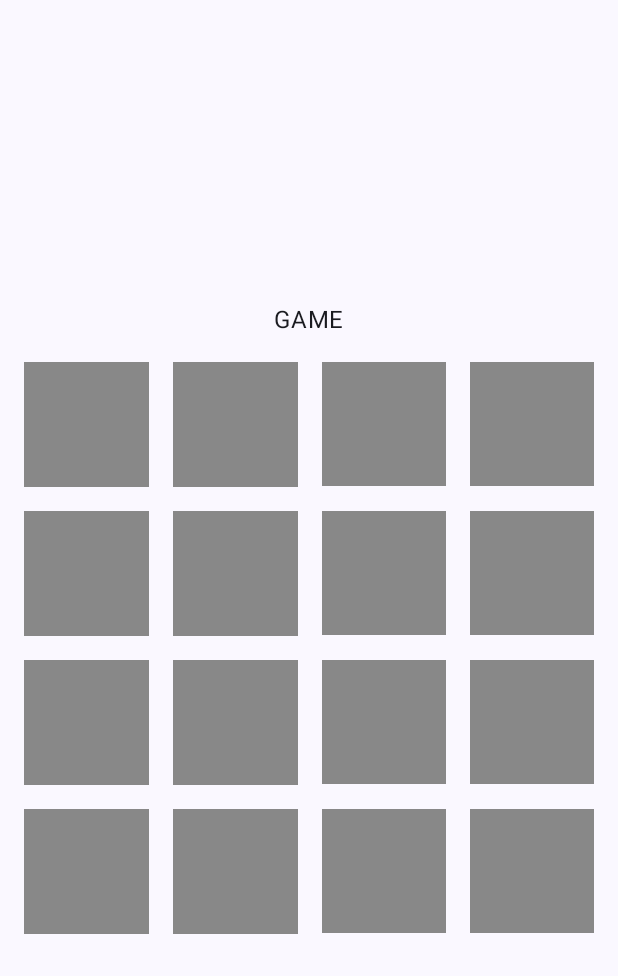
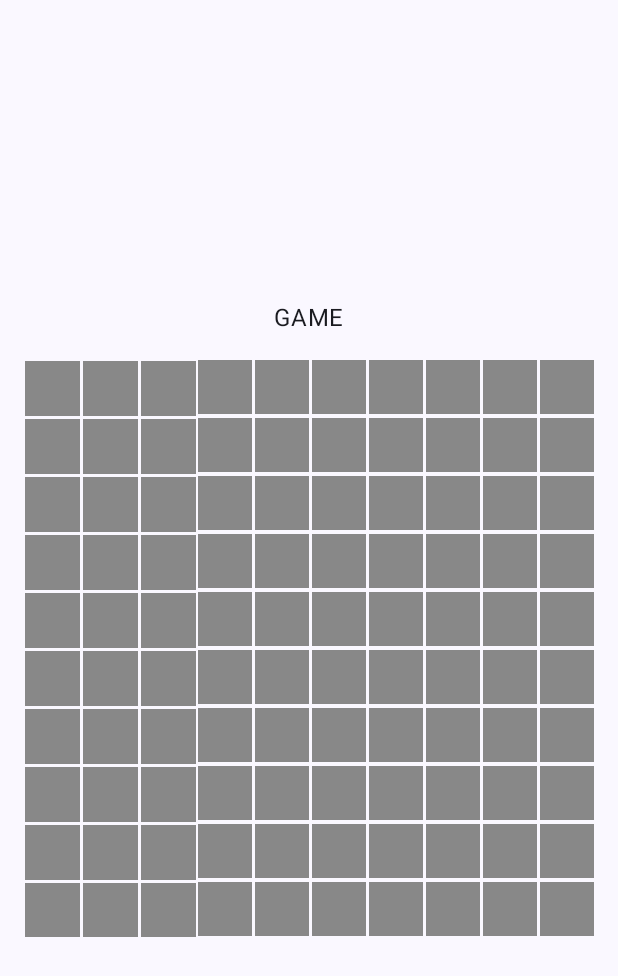
Before and after one commit to Nasirjamaelmi/Android-devolopment, an Android app built with Jetpack Compose: the GameScreen screen opened through its navigation route, on a phone screen of 412 x 824 dp. Shown: the top 976 px of the screen. Run offline under Robolectric (Android 15) with nearby library versions, the phone set to English and light mode, and no system bars.

```diff
--- a/app/build.gradle.kts
+++ b/app/build.gradle.kts
@@ -59,7 +59,7 @@ dependencies {
     implementation("androidx.compose.ui:ui")
     implementation("androidx.compose.ui:ui-graphics")
     implementation("androidx.compose.ui:ui-tooling-preview")
-    implementation("androidx.compose.material3:material3:1.1.2")
+    implementation("androidx.compose.material3:material3")
     implementation("androidx.navigation:navigation-compose:2.7.5")
     implementation("io.github.jan-tennert.supabase:realtime-kt:1.4.0")
     implementation("io.ktor:ktor-client-okhttp:2.3.5")
--- a/app/src/main/java/se/ju/jana22oj/project_eclipse/HomeScreen.kt
+++ b/app/src/main/java/se/ju/jana22oj/project_eclipse/HomeScreen.kt
@@ -57,7 +57,7 @@ fun HomeScreen(modifier: Modifier = Modifier, navController: NavController = rem
                 .padding(vertical = 24.dp)
                 .height(50.dp)
                 .fillMaxWidth(fraction = 0.8f),
-                onClick = { navController.navigate(route = Screen.Lobby.route) },
+                onClick = { navController.navigate(route = Screen.Game.route) },
                 colors = ButtonDefaults.buttonColors(Color.Black)
 
 
--- a/app/src/main/java/se/ju/jana22oj/project_eclipse/screens/GameScreen.kt
+++ b/app/src/main/java/se/ju/jana22oj/project_eclipse/screens/GameScreen.kt
@@ -41,12 +41,12 @@ fun GameScreen(gameViewModel: GameViewModel = viewModel(),navController: NavCont
         Text(text = "GAME")
         Spacer(modifier = Modifier.height(16.dp))
         LazyVerticalGrid(
-            columns = GridCells.Fixed(4),
-            verticalArrangement = Arrangement.spacedBy(16.dp),
-            horizontalArrangement = Arrangement.spacedBy(16.dp)
+            columns = GridCells.Fixed(10),
+            verticalArrangement = Arrangement.spacedBy(2.dp),
+            horizontalArrangement = Arrangement.spacedBy(2.dp)
         )
         {
-           items(cards){card ->
+           items(cards ){card ->
                CardView(card, onClick = {
                    gameViewModel.flipCard(card)
                })
--- a/app/src/main/java/se/ju/jana22oj/project_eclipse/viewmodels/GameViewModel.kt
+++ b/app/src/main/java/se/ju/jana22oj/project_eclipse/viewmodels/GameViewModel.kt
@@ -2,7 +2,9 @@ package se.ju.jana22oj.project_eclipse.viewmodels
 
 import androidx.compose.material.icons.Icons
 import androidx.compose.material.icons.rounded.AccountBox
+import androidx.compose.material.icons.rounded.Add
 import androidx.compose.material.icons.rounded.AddCircle
+import androidx.compose.material.icons.rounded.ArrowDropDown
 import androidx.compose.material.icons.rounded.ArrowForward
 import androidx.compose.material.icons.rounded.Build
 import androidx.compose.material.icons.rounded.CheckCircle
@@ -42,12 +44,7 @@ class GameViewModel: ViewModel() {
     private val _symbols = setOf(
         Icons.Rounded.Warning,
         Icons.Rounded.AccountBox,
-        Icons.Rounded.Build,
-        Icons.Rounded.ArrowForward,
-        Icons.Rounded.AddCircle,
-        Icons.Rounded.CheckCircle,
-        Icons.Rounded.DateRange,
-        Icons.Rounded.Email
+
     )
     private val _cards = mutableStateListOf<Card>()
     val cards:SnapshotStateList<Card>
@@ -57,8 +54,12 @@ class GameViewModel: ViewModel() {
         _cards.clear()
         val tempCards = mutableListOf<Card>()
         for (symbol in _symbols){
-            tempCards.add(Card(symbol))
-            tempCards.add(Card(symbol))
+            for (i in 0..49) {
+                tempCards.add(Card(symbol))
+
+            }
+
+
         }
         tempCards.shuffle()
         _cards.addAll(tempCards)
```
